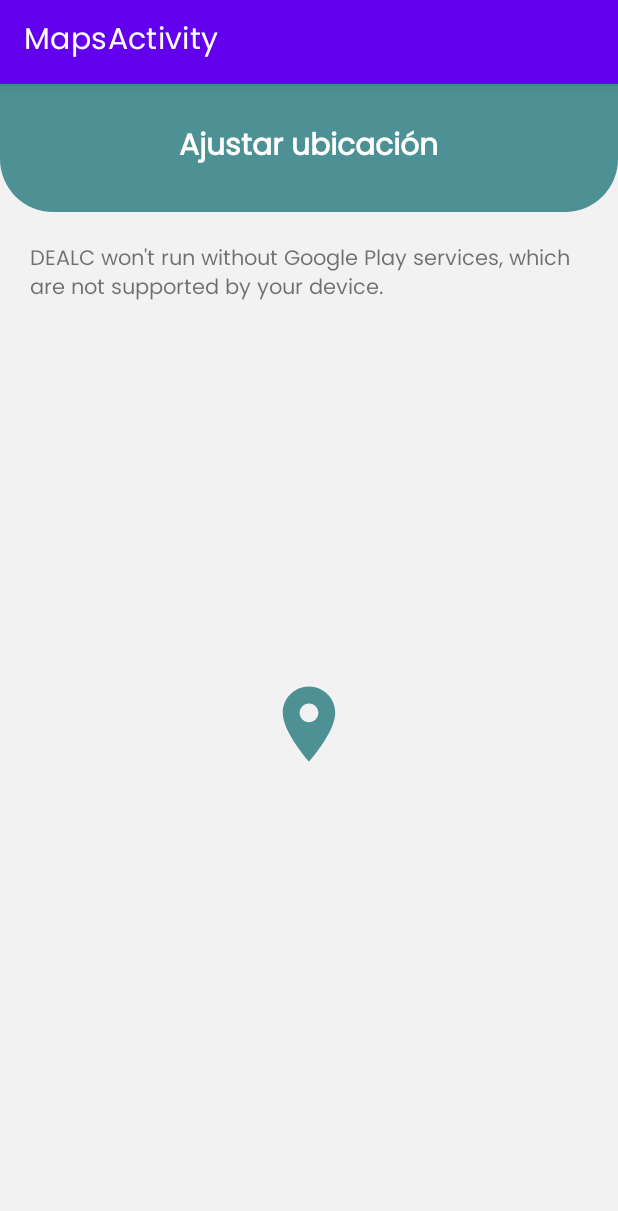
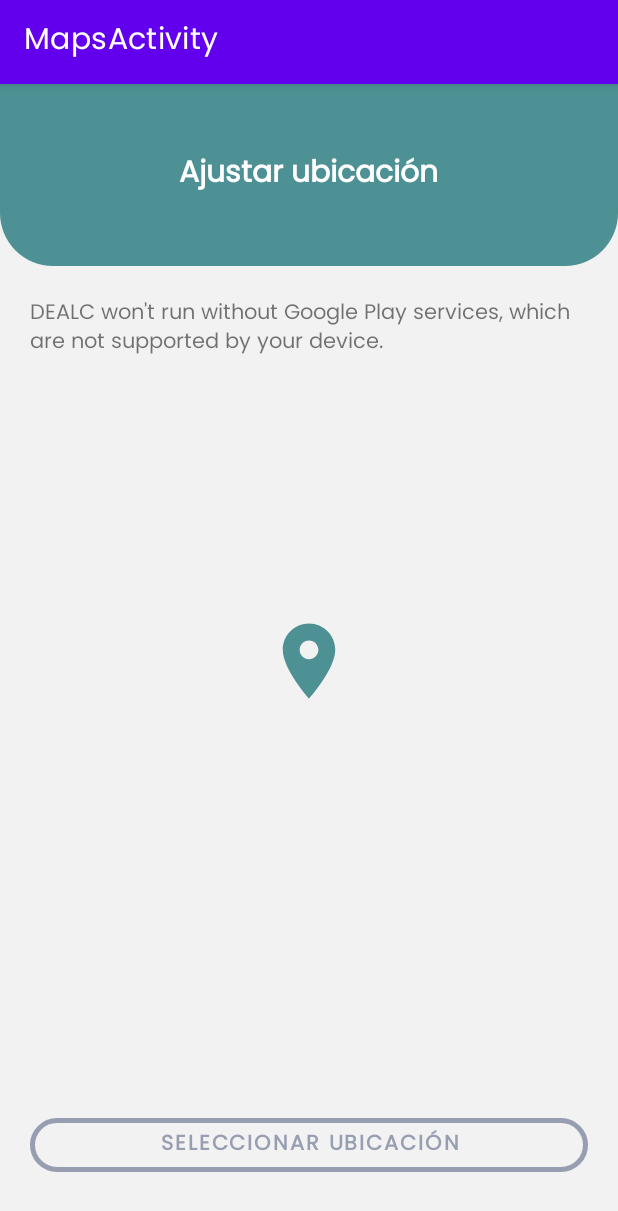
Before and after one commit to DABEV/DEALC, an Android app: the MapsActivity screen opened directly, with no data from a screen before it, on a phone screen of 412 x 824 dp. Shown: the top 1211 px of the screen. Run offline under Robolectric (Android 15) with nearby library versions, the phone set to English and light mode, and no system bars.

Commit message:
feat: Added select location buton

```diff
--- a/app/src/main/res/layout/activity_maps.xml
+++ b/app/src/main/res/layout/activity_maps.xml
@@ -27,7 +27,7 @@
         android:id="@+id/linearLayoutRecycler"
         android:layout_width="match_parent"
         android:layout_height="match_parent"
-        android:layout_weight="1"
+        android:layout_weight="3"
         android:padding="20dp"
         android:orientation="vertical"
         >
@@ -42,8 +42,8 @@
                 android:layout_width="match_parent"
                 android:layout_height="match_parent"
                 />
-
             <ImageView
+                android:id="@+id/imageViewLocation"
                 android:layout_width="60dp"
                 android:layout_height="60dp"
                 android:src="@drawable/ic_location"
@@ -51,8 +51,27 @@
                 map:layout_constraintEnd_toEndOf="@+id/map"
                 map:layout_constraintStart_toStartOf="parent"
                 map:layout_constraintTop_toTopOf="@+id/map" />
-
-
         </androidx.constraintlayout.widget.ConstraintLayout>
     </LinearLayout>
+    <LinearLayout
+        android:layout_width="match_parent"
+        android:orientation="vertical"
+        android:gravity="center"
+        android:layout_height="match_parent"
+        android:layout_weight="8">
+        <Button
+            android:id="@+id/buttonSelectLocation"
+            android:layout_width="match_parent"
+            android:layout_height="wrap_content"
+            android:text="Seleccionar ubicación"
+            android:textColor="@color/purple"
+            style="?attr/materialButtonOutlinedStyle"
+            app:strokeColor="@color/purple"
+            app:strokeWidth="3dp"
+            android:layout_marginLeft="20dp"
+            android:layout_marginRight="20dp"
+            android:textStyle="bold"
+            app:cornerRadius="100dp"
+            />
+    </LinearLayout>
 </LinearLayout>
```
